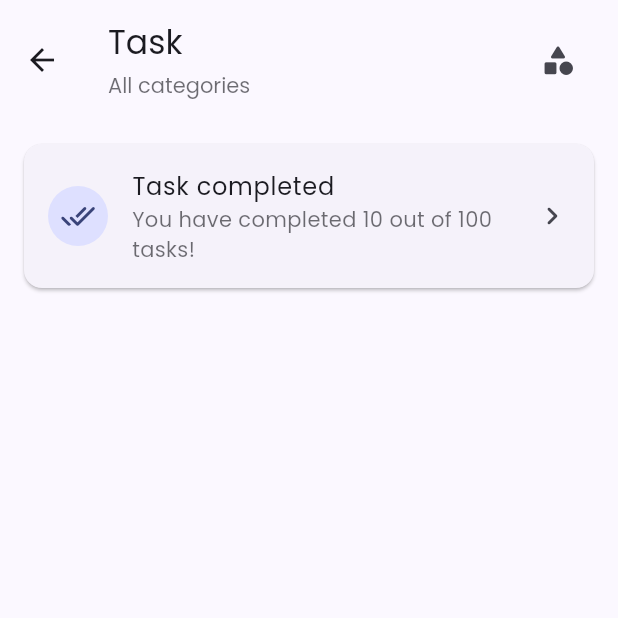
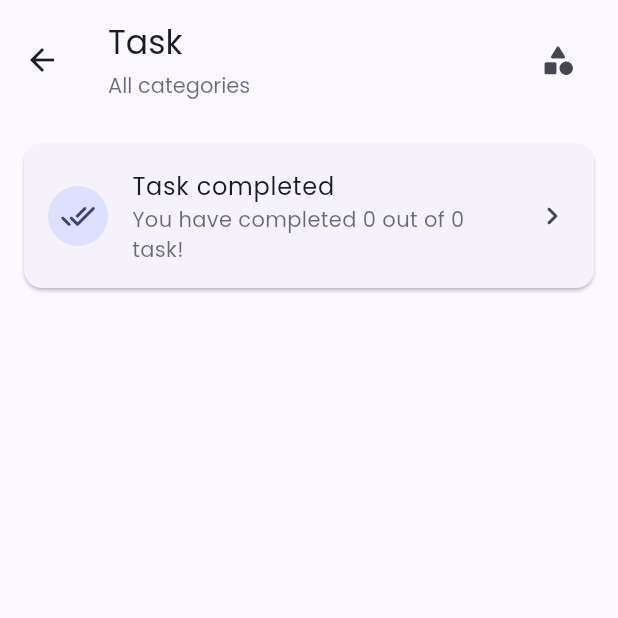
Before and after one commit to rizalanggoro/work-it, a Flutter app: the HomeTaskView screen opened directly, on a phone screen of 412 x 824 dp, the top half of it. Run offline on Flutter 3.47's test engine with Material 2 defaults, Android fonts, the phone set to English and light mode, and no system bars; our stand-ins replace get, get_storage, google_fonts, isar, package_info_plus; accounts and stored records are empty; generated files the repository leaves out were written again.

Commit message:
[add] home/task -> task completed count

```diff
--- a/lib/ui/pages/home/modules/task/widgets/card_done_task.dart
+++ b/lib/ui/pages/home/modules/task/widgets/card_done_task.dart
@@ -31,11 +31,20 @@ class HomeTaskCardDoneTaskWidget extends GetView<HomeTaskController> {
             color: colorScheme.onBackground,
           ),
         ),
-        subtitle: Text(
-          'You have completed 10 out of 100 tasks!',
-          style: TextStyle(
-            color: colorScheme.onBackground.withOpacity(.64),
-          ),
+        subtitle: ObxValue(
+          (tasksCompleted) {
+            final completedCount = tasksCompleted.length;
+            final uncompletedCount = controller.taskService.tasks.length;
+            final totalCount = (completedCount + uncompletedCount);
+
+            return Text(
+              'You have completed $completedCount out of $totalCount ${totalCount > 1 ? 'tasks' : 'task'}!',
+              style: TextStyle(
+                color: colorScheme.onBackground.withOpacity(.64),
+              ),
+            );
+          },
+          controller.taskService.tasksCompleted,
         ),
         trailing: const Icon(Icons.chevron_right_rounded),
       ),
```
